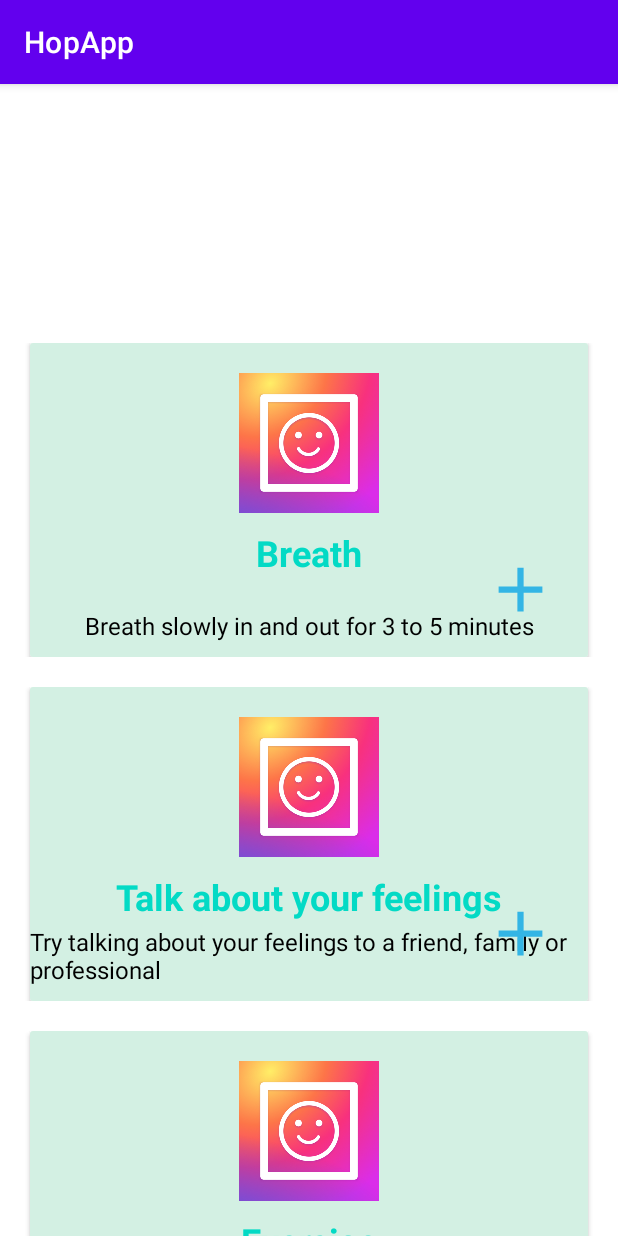
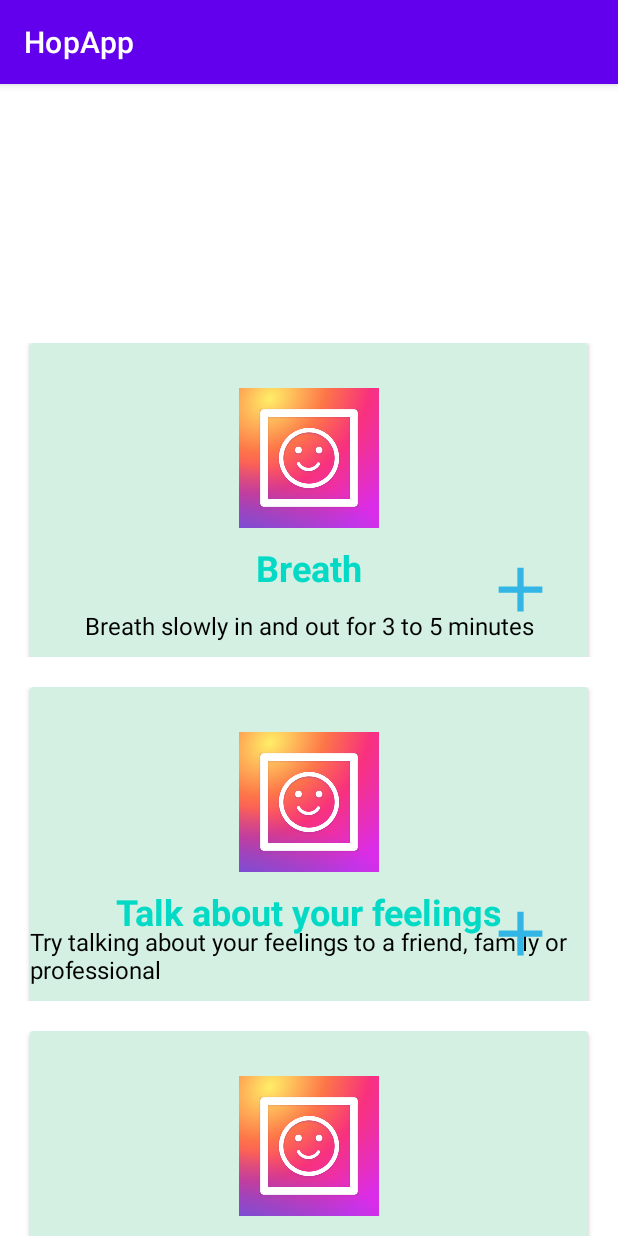
Before and after one commit to R000pe/HopApp, an Android app: the anxietyList screen opened directly, with no data from a screen before it, on a phone screen of 412 x 824 dp. Run offline under Robolectric (Android 15) with nearby library versions, the phone set to English and light mode, and no system bars.

Commit message:
1. pääsivun rutiinilista tallentuu preferenseihin 2. vasemmalle heittäessä tehtävä poistuu, oikealle heittäessä se poistuu, mutta antaa myös pisteitä 3. siistitty pääsivua (testi napin koodi löytyy vielä kommentuina pois alhaalta main activityssa) 4. pääsivulta pääsee keskinapista grid sivulle, josta eri nappeja painamalla pääsee eri listoja katsomaan (kategoriat) 5. appille asetettu iconi

```diff
--- a/app/src/main/java/com/example/hopapp/MainActivity.java
+++ b/app/src/main/java/com/example/hopapp/MainActivity.java
@@ -27,13 +27,14 @@ public class MainActivity extends AppCompatActivity{
     //Make a new recycle view
     public RecyclerView recyclerView;
     RecyclerViewAdapter myAdapter;
-    //new singleton
     public SelectedRoutinesSingleton s = SelectedRoutinesSingleton.getInstance();
 
     //make buttons
     public ImageButton mainMenuButton;
     public ImageButton taskButton;
     public ImageButton calendarButton;
+    public Button buttonSave;
+    List<String> archivedRoutines = new ArrayList<>();
 
 
     Bundle extras;
@@ -45,9 +46,9 @@ public class MainActivity extends AppCompatActivity{
         //we're using the main page activity
         setContentView(R.layout.activity_main);
 
-        //set the recycler view
+        //set the recycle view into a parameter
         recyclerView = findViewById(R.id.recyclerView);
-        //retrieve the list from preferences
+        //s.getSelectedRoutines() = PreConfig.readListFromPref(this);
         s.selectedRoutines = PreConfig.readListFromPref(this);
 
         //1. makes the adapter for this recycle view
@@ -56,6 +57,8 @@ public class MainActivity extends AppCompatActivity{
         adapterMethod();
         updateMessage();
         assignButtons();
+
+        //PreConfig.writeListInPref(getApplicationContext(), s.getSelectedRoutines());
 
         ItemTouchHelper itemTouchHelper = new ItemTouchHelper(simpleCallback);
         itemTouchHelper.attachToRecyclerView(recyclerView);
@@ -71,18 +74,16 @@ public class MainActivity extends AppCompatActivity{
 
         getSharedPreferences("PREFERENCE", MODE_PRIVATE).edit()
                 .putBoolean("isFirstRun", false).apply();
-        //save list's content into preferences
+
         PreConfig.writeListInPref(getApplicationContext(), s.selectedRoutines);
     }
-    //makes an adapter for this recycler view
+
     private void adapterMethod(){
         myAdapter = new RecyclerViewAdapter((ArrayList<Routine>) s.getSelectedRoutines()); //täällä luki routineList
         recyclerView.setAdapter(myAdapter);
         recyclerView.setLayoutManager(new LinearLayoutManager(this));
     }
 
-    //this method updates the message on main page, if there is or isn't anything on the list
-    //call this everytime something is added or removed
     private void updateMessage() {
         TextView textNull = (TextView) findViewById(R.id.nullText);
         if(s.getSelectedRoutines().size() <= 0){ //täällä luki routineList.size()
@@ -92,7 +93,6 @@ public class MainActivity extends AppCompatActivity{
         }
     }
 
-    //assign all the buttons and their onlick methods
     private void assignButtons(){
         mainMenuButton = findViewById(R.id.mainMenuButton);
         taskButton = findViewById(R.id.taskButton);
--- a/app/src/main/java/com/example/hopapp/SelectedRoutinesSingleton.java
+++ b/app/src/main/java/com/example/hopapp/SelectedRoutinesSingleton.java
@@ -18,9 +18,10 @@ import static android.content.Context.MODE_PRIVATE;
 public class SelectedRoutinesSingleton {
 
     private static SelectedRoutinesSingleton ourInstance;
-    //made the list public, so it can be used in other classes
     public List<Routine> selectedRoutines;
     Context context;
+
+
 
         public static SelectedRoutinesSingleton getInstance(){
         if(ourInstance == null){
@@ -38,4 +39,27 @@ public class SelectedRoutinesSingleton {
     {
         return this.selectedRoutines;
     }
+
+    /*public static void saveData(){
+        SharedPreferences sharedPreferences = context.getSharedPreferences("shared preferences", MODE_PRIVATE);
+        SharedPreferences.Editor editor = sharedPreferences.edit();
+        Gson gson = new Gson();
+        String json = gson.toJson(selectedRoutines);
+        editor.putString("task list", json);
+        editor.apply();
+    }
+
+    public void loadData(){
+        SharedPreferences sharedPreferences = context.getSharedPreferences("shared preferences", MODE_PRIVATE);
+        Gson gson = new Gson();
+        String json = sharedPreferences.getString("task list", null);
+        Type type = new TypeToken<ArrayList<Routine>>() {}.getType();
+        selectedRoutines = gson.fromJson(json, type);
+
+        if(selectedRoutines == null){
+            selectedRoutines = new ArrayList<>();
+        }
+    }*/
+
+
 }
--- a/app/src/main/res/layout/my_row.xml
+++ b/app/src/main/res/layout/my_row.xml
@@ -10,32 +10,32 @@
     <androidx.cardview.widget.CardView
         android:layout_width="372dp"
         android:layout_height="209dp"
-        app:layout_constraintBottom_toBottomOf="parent"
+        android:layout_marginStart="20dp"
+        android:layout_marginEnd="20dp"
         app:layout_constraintEnd_toEndOf="parent"
         app:layout_constraintStart_toStartOf="parent"
-        app:layout_constraintTop_toTopOf="parent">
+        tools:layout_editor_absoluteY="-2dp"
+        >
 
-        <androidx.constraintlayout.widget.ConstraintLayout
-            android:id="@+id/container"
+       /* <androidx.constraintlayout.widget.ConstraintLayout
             android:layout_width="match_parent"
-            android:layout_height="match_parent">
+            android:layout_height="match_parent"
+            android:id="@+id/container">
 
         <ImageView
             android:id="@+id/imageView5"
             android:layout_width="372dp"
             android:layout_height="211dp"
-                android:contentDescription="@string/contentDescriptionAction"
-                app:layout_constraintEnd_toEndOf="parent"
-                app:layout_constraintStart_toStartOf="parent"
-                app:layout_constraintTop_toTopOf="parent"
-                app:srcCompat="@color/cardColour" />
+            app:srcCompat="@color/cardColour"
+            tools:layout_editor_absoluteX="0dp"
+            tools:layout_editor_absoluteY="-1dp" />
 
         <TextView
             android:id="@+id/routine_title"
             android:layout_width="wrap_content"
             android:layout_height="wrap_content"
             android:layout_marginTop="10dp"
-                android:text="@string/title"
+            android:text="Title"
             android:textColor="@color/teal_200"
             android:textSize="24sp"
             android:textStyle="bold"
@@ -48,7 +48,7 @@
             android:layout_width="wrap_content"
             android:layout_height="wrap_content"
             android:layout_marginBottom="10dp"
-                android:text="@string/desc"
+            android:text="Description"
             android:textColor="@color/black"
             android:textSize="16sp"
             app:layout_constraintBottom_toBottomOf="parent"
@@ -59,12 +59,11 @@
                 android:id="@+id/routineImageView"
                 android:layout_width="93dp"
                 android:layout_height="93dp"
-                android:layout_marginTop="20dp"
+                android:layout_marginTop="30dp"
                 app:layout_constraintEnd_toEndOf="parent"
                 app:layout_constraintStart_toStartOf="parent"
-                app:layout_constraintTop_toTopOf="@+id/imageView5"
-                app:srcCompat="@drawable/default_logo"
-                android:contentDescription="@string/contentDescriptionAction"/>
+                app:layout_constraintTop_toTopOf="parent"
+                app:srcCompat="@drawable/default_logo" />
 
         <ImageView
             android:id="@+id/imageAdd"
@@ -74,8 +73,7 @@
             android:layout_marginBottom="20dp"
             android:src="@drawable/ic_add"
             app:layout_constraintBottom_toBottomOf="parent"
-                app:layout_constraintEnd_toEndOf="parent"
-                android:contentDescription="@string/contentDescriptionAction"/>
+            app:layout_constraintEnd_toEndOf="parent" />
 
     </androidx.constraintlayout.widget.ConstraintLayout>
     </androidx.cardview.widget.CardView>
--- a/build.gradle
+++ b/build.gradle
@@ -5,7 +5,7 @@ buildscript {
         jcenter()
     }
     dependencies {
-        classpath "com.android.tools.build:gradle:4.1.2"
+        classpath 'com.android.tools.build:gradle:4.1.2'
 
         // NOTE: Do not place your application dependencies here; they belong
         // in the individual module build.gradle files
```
Also changed, not shown: app/src/main/java/com/example/hopapp/CategoryPage.java (+3 -8 lines), app/src/main/java/com/example/hopapp/PreConfig.java (+0 -9 lines), app/src/main/java/com/example/hopapp/lists/anxietyList.java (+1 -7 lines), app/src/main/res/layout/activity_category_page.xml (+4 -4 lines), app/src/main/res/layout/activity_main.xml (+4 -8 lines), app/src/main/res/layout/activity_pre__poll.xml (+3 -6 lines), app/src/main/res/layout/activity_task_view.xml (+3 -4 lines), app/src/main/res/values/strings.xml (+17 -7 lines), gradle/wrapper/gradle-wrapper.properties. Lines whose indentation alone changed are shown as unchanged.
